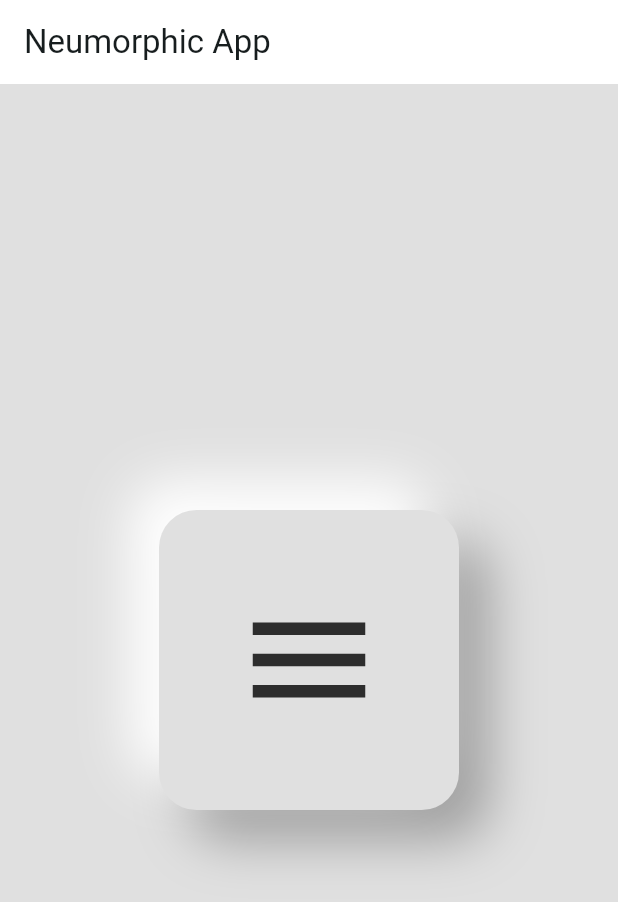
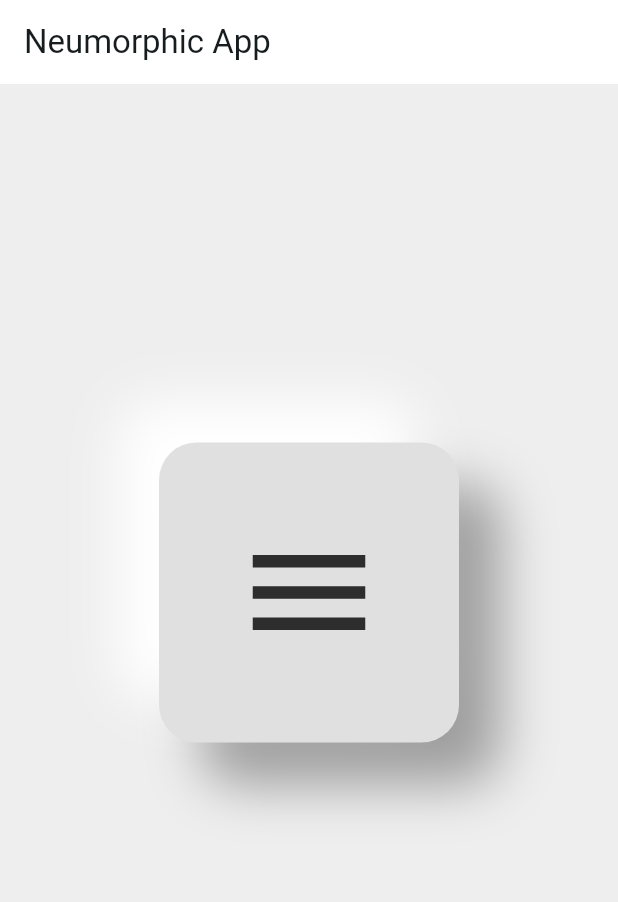
Before and after one commit to NathanaelDelfino/animacao_neumorfismo, a Flutter app: the screen it shows after launch, on a phone screen of 412 x 824 dp. Shown: the top 902 px of the screen. Run offline on Flutter 3.47's test engine with Material 2 defaults, Android fonts, the light colour scheme and no system bars; our stand-ins replace flutter_inset_box_shadow.

Commit message:
:up: Adicionando profundidade

```diff
--- a/lib/main.dart
+++ b/lib/main.dart
@@ -1,4 +1,5 @@
-import 'package:flutter/material.dart';
+import 'package:flutter/material.dart' hide BoxDecoration, BoxShadow;
+import 'package:flutter_inset_box_shadow/flutter_inset_box_shadow.dart';
 
 void main() {
   runApp(const MyApp());
@@ -53,13 +54,18 @@ class _MyHomePageState extends State<MyHomePage> with TickerProviderStateMixin {
 
   @override
   Widget build(BuildContext context) {
+    double blur = isClicked ? 5 : 30;
+    Offset distance = isClicked ? Offset(10, 10) : Offset(28, 28);
+
     return Scaffold(
-      backgroundColor: customWhiteColor,
+      backgroundColor: Colors.grey[200],
       appBar: AppBar(
         backgroundColor: Colors.white,
         title: Text(widget.title),
       ),
       body: Center(
+          child: Container(
+        margin: EdgeInsets.only(bottom: 90),
         child: AnimatedRotation(
           curve: Curves.easeOutExpo,
           duration: const Duration(seconds: 1),
@@ -83,18 +89,20 @@ class _MyHomePageState extends State<MyHomePage> with TickerProviderStateMixin {
                 color: customWhiteColor,
                 boxShadow: [
                   BoxShadow(
-                  blurRadius: 30,
+                    inset: isClicked,
+                    blurRadius: blur,
                     color: Colors.grey,
                     offset: (isClicked)
-                      ? const Offset(20, -20)
-                      : const Offset(20, 20),
+                        ? const Offset(10, -10)
+                        : const Offset(28, 28),
                   ),
                   BoxShadow(
-                  blurRadius: 30,
+                    inset: isClicked,
+                    blurRadius: blur,
                     offset: (isClicked)
-                      ? const Offset(-20, 20)
-                      : const Offset(-20, -20),
-                  color: Colors.white,
+                        ? const Offset(-10, 10)
+                        : const Offset(-28, -28),
+                    color: isClicked ? Color(0xffffff) : Colors.white,
                   ),
                 ],
               ),
@@ -112,6 +120,7 @@ class _MyHomePageState extends State<MyHomePage> with TickerProviderStateMixin {
               ),
             ),
           ),
+        ),
       )),
     );
   }
--- a/pubspec.yaml
+++ b/pubspec.yaml
@@ -13,6 +13,7 @@ dependencies:
     sdk: flutter
 
   cupertino_icons: ^1.0.2
+  flutter_inset_box_shadow: ^1.0.8
 
 dev_dependencies:
   flutter_test:
```
Also changed, not shown: pubspec.lock, 1 other file. Lines whose indentation alone changed are shown as unchanged.
